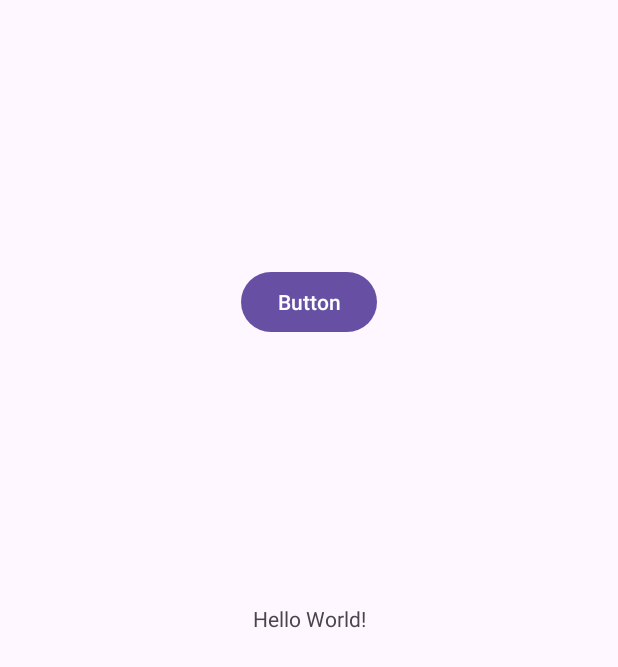
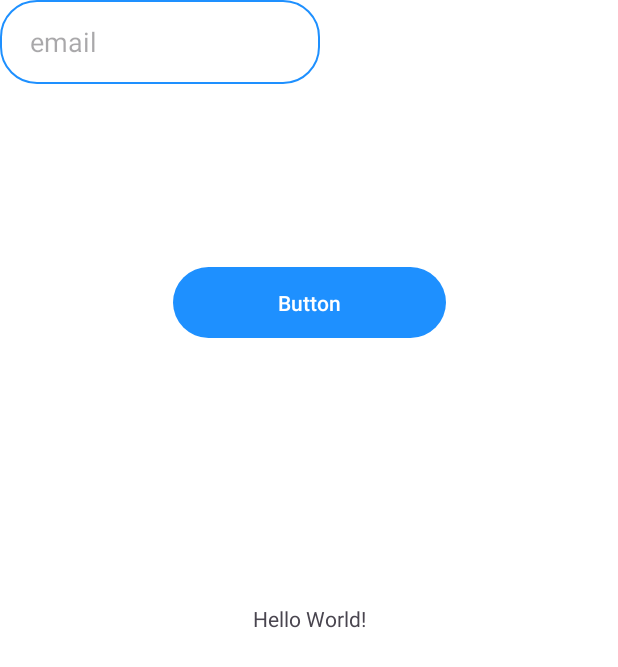
Before and after one commit to Zeptogram/moaiplanner, an Android app: the screen it shows after launch (MainActivity), on a phone screen of 412 x 824 dp. Shown: the top 667 px of the screen. Run offline under Robolectric (Android 15) with nearby library versions, the phone set to English and light mode, and no system bars.

Commit message:
Aggiunte: - EditText custom. - Themes Light e Night.
Modifiche:
- Indicazioni sul REEADME.md per build fail se non trova SDK.

```diff
--- /dev/null
+++ b/app/src/main/res/drawable/custom_edit_text.xml
@@ -0,0 +1,18 @@
+<?xml version="1.0" encoding="utf-8"?>
+<selector xmlns:android="http://schemas.android.com/apk/res/android">
+    <item android:state_enabled="true" android:state_focused="true">
+        <shape android:shape="rectangle">
+            <solid android:color="?attr/colorSecondary"/>
+            <corners android:radius="24dp"/>
+            <stroke android:color="?attr/colorPrimary" android:width="1dp"/>
+        </shape>
+    </item>
+
+    <item android:state_enabled="true">
+        <shape android:shape="rectangle">
+            <solid android:color="?attr/colorSecondary"/>
+            <corners android:radius="24dp"/>
+            <stroke android:color="?attr/colorOnSecondary" android:width="1dp"/>
+        </shape>
+    </item>
+</selector>
--- a/app/src/main/res/layout/activity_main.xml
+++ b/app/src/main/res/layout/activity_main.xml
@@ -18,12 +18,26 @@
 
     <Button
         android:id="@+id/button"
-        android:layout_width="wrap_content"
-        android:layout_height="wrap_content"
+        android:layout_width="182dp"
+        android:layout_height="55dp"
         android:text="Button"
+        android:textColor="@color/white"
         app:layout_constraintBottom_toTopOf="@+id/textView"
         app:layout_constraintEnd_toEndOf="parent"
         app:layout_constraintStart_toStartOf="parent"
         app:layout_constraintTop_toTopOf="parent" />
 
+    <EditText
+        android:id="@+id/editTextTextEmailAddress"
+        android:layout_width="wrap_content"
+        android:layout_height="56dp"
+        android:ems="10"
+        android:inputType="textEmailAddress"
+        android:textColor="?attr/colorSecondaryVariant"
+        android:background="@drawable/custom_edit_text"
+        android:drawableTint="?attr/colorSecondaryVariant"
+        android:hint="email"
+        android:paddingStart="20dp"
+        android:paddingEnd="20dp" />
+
 </androidx.constraintlayout.widget.ConstraintLayout>
--- a/app/src/main/res/values-night/themes.xml
+++ b/app/src/main/res/values-night/themes.xml
@@ -2,6 +2,10 @@
     <!-- Base application theme. -->
     <style name="Base.Theme.MoaiPlanner" parent="Theme.Material3.DayNight.NoActionBar">
         <!-- Customize your dark theme here. -->
-        <!-- <item name="colorPrimary">@color/my_dark_primary</item> -->
+        <item name="colorPrimary">@color/primary</item>
+        <item name="colorSecondary">@color/gray</item>
+        <item name="colorOnSecondary">@color/gray</item>
+        <item name="colorSecondaryVariant">@color/light_gray</item>
+        <item name="android:colorBackground">@color/night_background</item>
     </style>
 </resources>
--- a/app/src/main/res/values/colors.xml
+++ b/app/src/main/res/values/colors.xml
@@ -7,4 +7,9 @@
     <color name="teal_700">#FF018786</color>
     <color name="black">#FF000000</color>
     <color name="white">#FFFFFFFF</color>
+    <color name="primary">#1E90FF</color>
+    <color name="gray">#333333</color>
+    <color name="light_gray">#C1C1C1</color>
+    <color name="night_background">#1A1A1A</color>
+    <color name="light_background">#E6E6E6</color>
 </resources>
--- a/app/src/main/res/values/themes.xml
+++ b/app/src/main/res/values/themes.xml
@@ -2,7 +2,11 @@
     <!-- Base application theme. -->
     <style name="Base.Theme.MoaiPlanner" parent="Theme.Material3.DayNight.NoActionBar">
         <!-- Customize your light theme here. -->
-        <!-- <item name="colorPrimary">@color/my_light_primary</item> -->
+        <item name="colorPrimary">@color/primary</item>
+        <item name="colorSecondary">@color/white</item>
+        <item name="colorOnSecondary">@color/gray</item>
+        <item name="colorSecondaryVariant">@color/gray</item>
+        <item name="android:colorBackground">@color/white</item>
     </style>
 
     <style name="Theme.MoaiPlanner" parent="Base.Theme.MoaiPlanner" />
```
Also changed, not shown: 2 other files.
